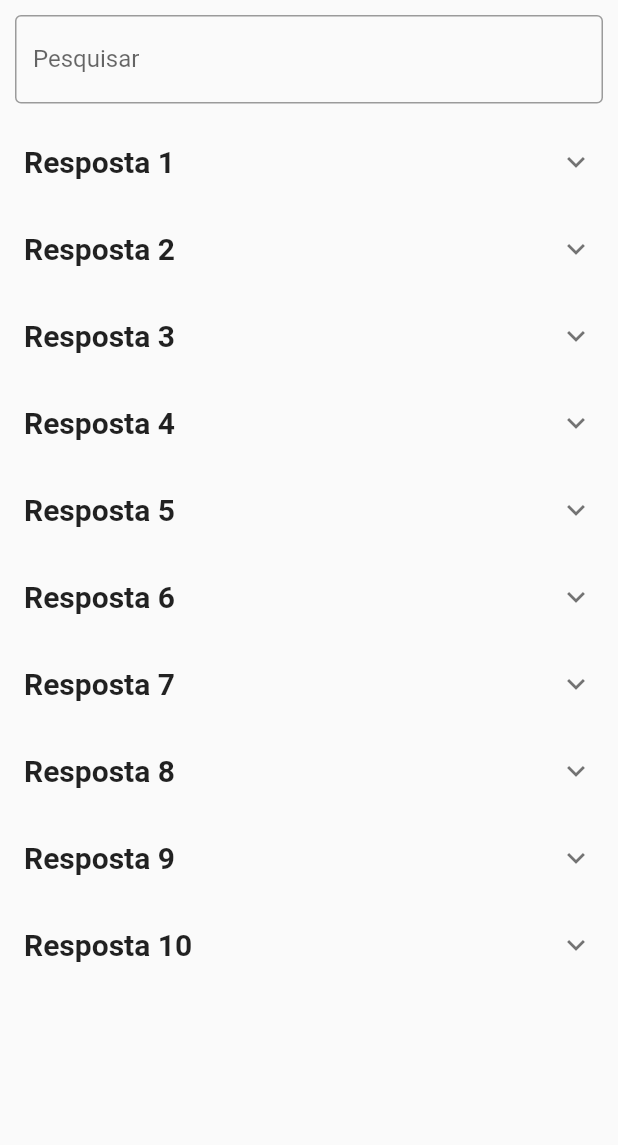
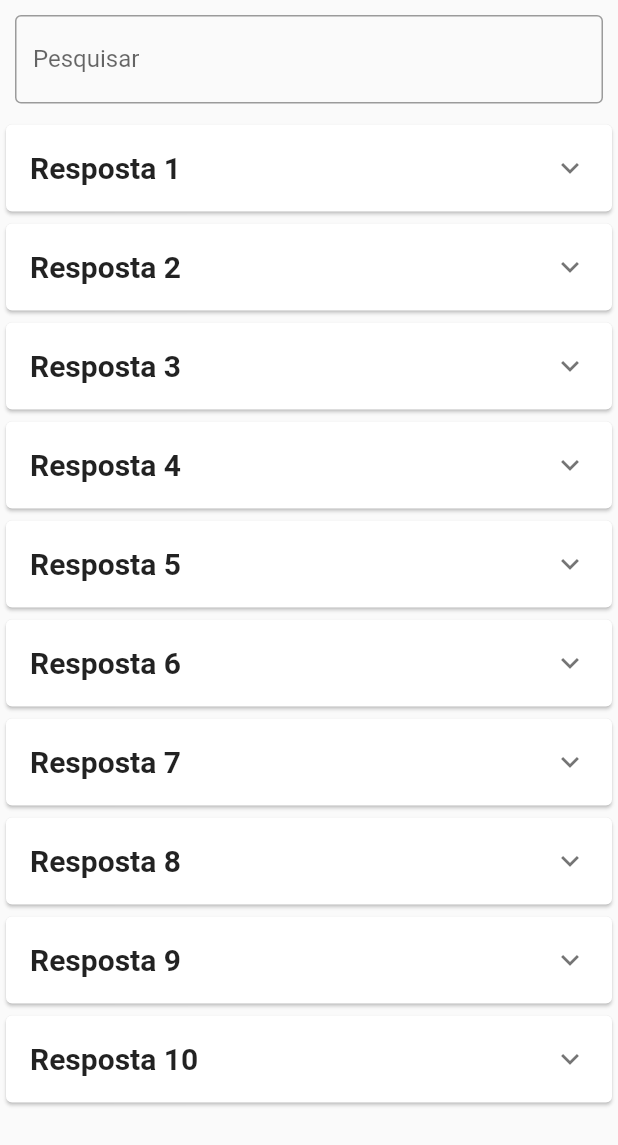
Before and after one commit to RobertsFerreira/data_analyze_front_end, a Flutter app: the screen it shows after launch, on a phone screen of 412 x 824 dp. Shown: the top 1145 px of the screen. Run offline on Flutter 3.47's test engine with Material 2 defaults, Android fonts, the light colour scheme and no system bars; our stand-ins replace flutter_mobx, mobx; generated files the repository leaves out were written again.

Commit message:
Adição de um card envolta dos dados

```diff
--- a/lib/modules/home/home_page.dart
+++ b/lib/modules/home/home_page.dart
@@ -31,7 +31,8 @@ class HomePage extends StatelessWidget {
                   itemCount: respostas.length,
                   itemBuilder: (_, index) {
                     final resposta = respostas[index];
-                    return ExpansionTile(
+                    return Card(
+                      child: ExpansionTile(
                         childrenPadding: const EdgeInsets.only(left: 16),
                         title: Text(
                           'Resposta ${resposta.codigo}',
@@ -72,6 +73,7 @@ class HomePage extends StatelessWidget {
                               ),
                               Expanded(
                                 child: CheckboxListTile(
+                                  title: const Text('Natural de Uba'),
                                   value: resposta.naturalUba,
                                   onChanged: (value) {},
                                 ),
@@ -79,6 +81,7 @@ class HomePage extends StatelessWidget {
                             ],
                           ),
                         ],
+                      ),
                     );
                   },
                 ),
```
Lines whose indentation alone changed are shown as unchanged.
